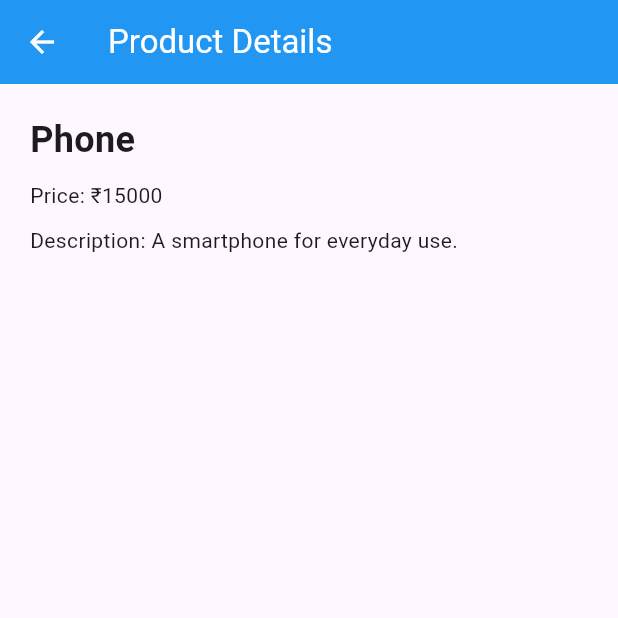
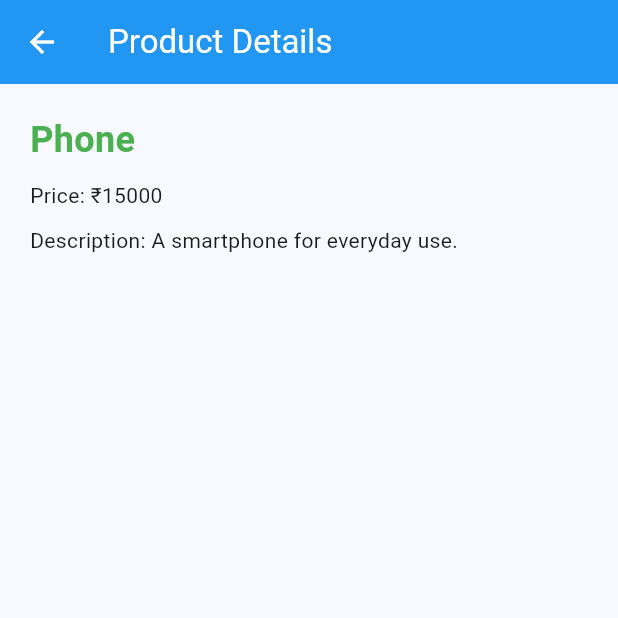
Before and after one commit to Amruthapattayil/lgx_app, a Flutter app: the screen it shows after launch, after a tap on "Phone", on a phone screen of 412 x 824 dp, the top half of it. Run offline on Flutter 3.47's test engine with Material 3 defaults, Android fonts, the phone set to English and light mode, and no system bars; Roboto replaces fonts that are missing (Palatino).

Commit message:
Add app theme configuration

```diff
--- a/lib/main.dart
+++ b/lib/main.dart
@@ -1,9 +1,14 @@
+
 import 'package:flutter/material.dart';
 import 'product_page.dart';
+import 'Theme/app_theme.dart';
 
 void main() {
-  runApp(const MaterialApp(
-    debugShowCheckedModeBanner: false,
-    home: ProductPage(),
-  ));
+  runApp(
+    MaterialApp(
+      theme: appTheme,
+      debugShowCheckedModeBanner: false,
+      home: const ProductPage(),
+    ),
+  );
 }
--- a/lib/product_detail_page.dart
+++ b/lib/product_detail_page.dart
@@ -10,24 +10,29 @@ class ProductDetailPage extends StatelessWidget {
 
   @override
   Widget build(BuildContext context) {
+    final colors = Theme.of(context).colorScheme;
     return Scaffold(
       appBar: AppBar(
         title: const Text('Product Details'),
-        backgroundColor: Colors.blue,
+         backgroundColor: colors.primary,
         foregroundColor: Colors.white,
+
       ),
       body: Padding(
         padding: const EdgeInsets.all(20),
         child: Column(
           crossAxisAlignment: CrossAxisAlignment.start,
           children: [
+
 Text(
   product['name'],
-              style: const TextStyle(
+  style: TextStyle(
     fontSize: 24,
     fontWeight: FontWeight.bold,
+    color: colors.secondary,
   ),
 ),
+
             const SizedBox(height: 10),
             Text('Price: ₹${product['price']}'),
             const SizedBox(height: 10),
--- a/lib/product_page.dart
+++ b/lib/product_page.dart
@@ -34,11 +34,13 @@ class ProductPage extends StatelessWidget {
 
   @override
   Widget build(BuildContext context) {
+    final colors = Theme.of(context).colorScheme;
     return Scaffold(
       appBar: AppBar(
         title: const Text('Product List'),
-        backgroundColor: Colors.blue,
+         backgroundColor: colors.primary,
          foregroundColor: Colors.white,
+
       ),
       body: ListView.builder(
         itemCount: products.length,
@@ -46,19 +48,28 @@ class ProductPage extends StatelessWidget {
           final product = products[index];
 
           return Card(
+
             margin: const EdgeInsets.all(8),
+
  child: ListTile(
-              title: Text(product['name']),
+  title: Text(
+    product['name'],
+    style: TextStyle(
+      color: colors.secondary,
+    ),
+  ),
   subtitle: Text('Price: ₹${product['price']}'),
   onTap: () {
     Navigator.push(
       context,
       MaterialPageRoute(
-                    builder: (context) => ProductDetailPage(product: product),
+        builder: (context) =>
+            ProductDetailPage(product: product),
       ),
     );
   },
 ),
+
           );
         },
       ),
```
Also changed, not shown: lib/Theme/app_theme.dart (added, +15 -0 lines), 2 other files. Lines whose indentation alone changed are shown as unchanged.
